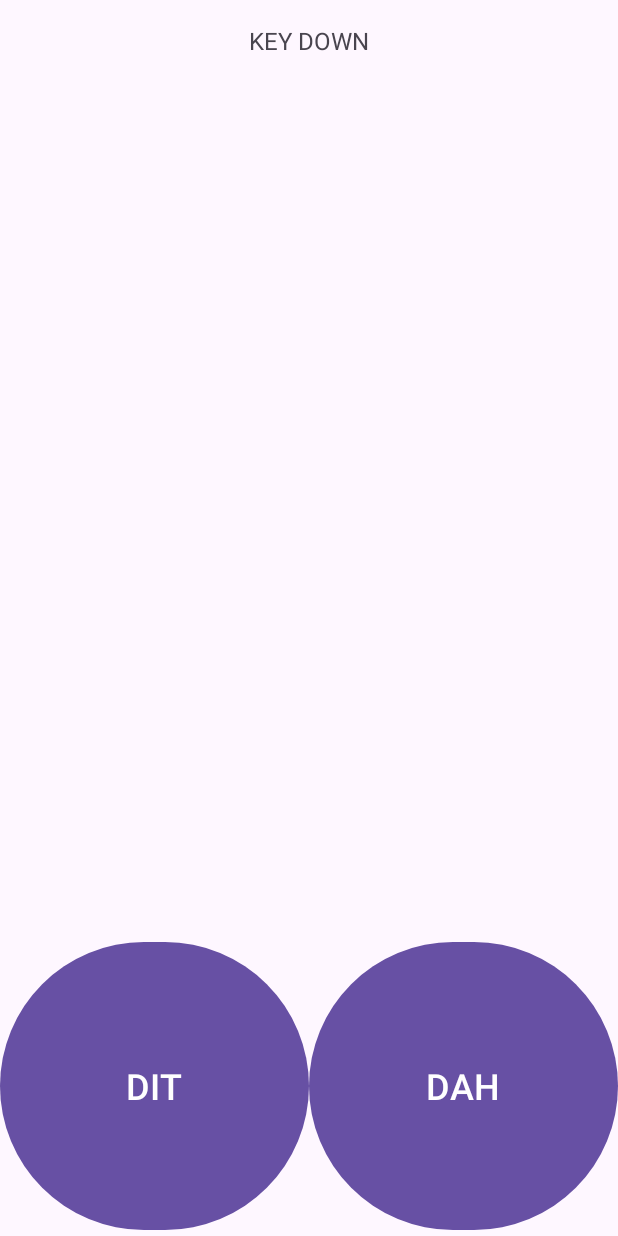
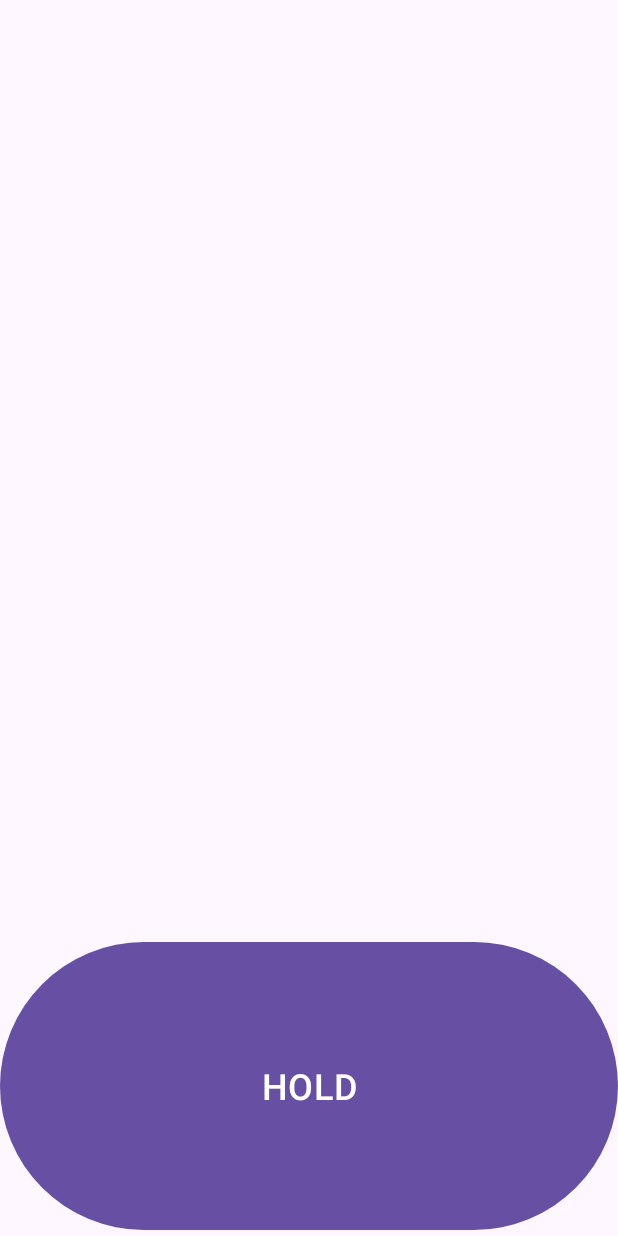
Before and after one commit to bczhc/cw-keyer, an Android app: the screen it shows after launch (MainActivity), on a phone screen of 412 x 824 dp. Run offline under Robolectric (Android 15) with nearby library versions, the light colour scheme and no system bars.

Commit message:
android: a minimal tone-on-press demo
The latency is still >10ms and is not acceptable
for a Morse keyer app.

```diff
--- a/android/app/src/main/java/pers/zhc/android/morseime/MainActivity.kt
+++ b/android/app/src/main/java/pers/zhc/android/morseime/MainActivity.kt
@@ -4,6 +4,7 @@ import android.media.AudioAttributes
 import android.media.AudioFormat
 import android.media.AudioTrack
 import android.os.Bundle
+import android.view.HapticFeedbackConstants
 import android.view.MotionEvent
 import androidx.activity.enableEdgeToEdge
 import androidx.appcompat.app.AppCompatActivity
@@ -13,122 +14,126 @@ import kotlin.math.PI
 import kotlin.math.sin
 import pers.zhc.android.morseime.databinding.ActivityMainBinding
 
+// latency is still >10ms
+
 class MainActivity : AppCompatActivity() {
     private lateinit var binding: ActivityMainBinding
 
-    private var keyerPtr = 0L
-    private var startTime = 0L
+    @Volatile
+    private var keyDown = false
     private var running = false
-    private var tickThread: Thread? = null
+    private var audioThread: Thread? = null
 
     override fun onCreate(savedInstanceState: Bundle?) {
         super.onCreate(savedInstanceState)
         enableEdgeToEdge()
         binding = ActivityMainBinding.inflate(layoutInflater)
         setContentView(binding.root)
+
         ViewCompat.setOnApplyWindowInsetsListener(binding.main) { v, insets ->
             val systemBars = insets.getInsets(WindowInsetsCompat.Type.systemBars())
             v.setPadding(systemBars.left, systemBars.top, systemBars.right, systemBars.bottom)
             insets
         }
 
-        keyerPtr = KeyerJNI.createKeyer(20.0, KeyerMode.ULTIMATIC)
-        startTime = System.nanoTime()
+        // 核心改动：把延迟压到触控层和UI层
+        binding.toneBtn.setOnTouchListener { v, event ->
+            // 强行禁止父布局（如果有的话）拦截这次触控，让事件第一时间送达
+            v.parent?.requestDisallowInterceptTouchEvent(true)
 
-        binding.ditBtn.setOnTouchListener { _, event ->
-            when (event.action) {
-                MotionEvent.ACTION_DOWN -> KeyerJNI.setDit(keyerPtr, true, elapsed())
-                MotionEvent.ACTION_UP, MotionEvent.ACTION_CANCEL ->
-                    KeyerJNI.setDit(keyerPtr, false, elapsed())
-            }
-            true
-        }
-        binding.dahBtn.setOnTouchListener { _, event ->
-            when (event.action) {
-                MotionEvent.ACTION_DOWN -> KeyerJNI.setDah(keyerPtr, true, elapsed())
-                MotionEvent.ACTION_UP, MotionEvent.ACTION_CANCEL ->
-                    KeyerJNI.setDah(keyerPtr, false, elapsed())
+            when (event.actionMasked) {
+                MotionEvent.ACTION_DOWN -> {
+                    if (!keyDown) {
+                        keyDown = true
+                        // 1. 界面文字瞬间切换
+                        binding.toneBtn.text = "放开"
+                        // 2. 瞬间调用底层硬件马达震动（模拟电报按键物理质感）
+                        v.performHapticFeedback(HapticFeedbackConstants.KEYBOARD_PRESS)
+                    }
+                }
+                MotionEvent.ACTION_UP, MotionEvent.ACTION_CANCEL -> {
+                    if (keyDown) {
+                        keyDown = false
+                        // 1. 恢复文字
+                        binding.toneBtn.text = "按下发报"
+                        // 2. 触发松开时的轻微震动
+                        v.performHapticFeedback(HapticFeedbackConstants.KEYBOARD_RELEASE)
+                    }
+                }
             }
             true
         }
 
+        // 启动极致音频线程
         running = true
-        tickThread = Thread { tickLoop() }.apply { start() }
+        audioThread = Thread { audioLoop() }.apply { start() }
     }
 
-    private fun elapsed(): Double = (System.nanoTime() - startTime) / 1_000_000_000.0
+    private fun audioLoop() {
+        val sampleRate = 48000
 
-    private fun tickLoop() {
-        val sampleRate = 48000
-        val bufSize = AudioTrack.getMinBufferSize(
+        // 告诉系统：这是一个要求极致延迟的提示音/音效，要求走 Fast Mixer 硬件通路
+        val audioAttributes = AudioAttributes.Builder()
+            .setUsage(AudioAttributes.USAGE_MEDIA)
+            .setContentType(AudioAttributes.CONTENT_TYPE_SONIFICATION)
+            .setFlags(AudioAttributes.FLAG_LOW_LATENCY)
+            .build()
+
+        val audioFormat = AudioFormat.Builder()
+            .setEncoding(AudioFormat.ENCODING_PCM_FLOAT)
+            .setSampleRate(sampleRate)
+            .setChannelMask(AudioFormat.CHANNEL_OUT_MONO)
+            .build()
+
+        val minBufSize = AudioTrack.getMinBufferSize(
             sampleRate,
             AudioFormat.CHANNEL_OUT_MONO,
-            AudioFormat.ENCODING_PCM_FLOAT,
+            AudioFormat.ENCODING_PCM_FLOAT
         )
-        val audioTrack = AudioTrack.Builder()
-            .setAudioAttributes(
-                AudioAttributes.Builder()
-                    .setUsage(AudioAttributes.USAGE_MEDIA)
-                    .build(),
-            )
-            .setAudioFormat(
-                AudioFormat.Builder()
-                    .setEncoding(AudioFormat.ENCODING_PCM_FLOAT)
-                    .setSampleRate(sampleRate)
-                    .setChannelMask(AudioFormat.CHANNEL_OUT_MONO)
-                    .build(),
-            )
-            .setBufferSizeInBytes(bufSize)
+
+        val track = AudioTrack.Builder()
+            .setAudioAttributes(audioAttributes)
+            .setAudioFormat(audioFormat)
+            .setBufferSizeInBytes(minBufSize)
             .setTransferMode(AudioTrack.MODE_STREAM)
+            // 强行开启低延迟性能模式
+            .setPerformanceMode(AudioTrack.PERFORMANCE_MODE_LOW_LATENCY)
             .build()
-        audioTrack.play()
+
+        track.play()
 
         val freq = 700.0
+        val dt = 1.0 / sampleRate
         var phase = 0.0
-        var keyDown = false
-        val writeBuf = FloatArray(256)
+
+        // 降低单次缓冲区长度至 64（约1.3毫秒数据），大幅提高对 keyDown 状态改变的嗅探速度
+        val writeBuf = FloatArray(64)
+        var currentAmp = 0.0f
+        val rampFactor = 0.15f // 淡入淡出系数，兼顾无爆音和低延迟
 
         while (running) {
-            val now = elapsed()
-            val events = KeyerJNI.tick(keyerPtr, now)
-            for (e in events) {
-                when (e) {
-                    KeyerEvent.KEY_DOWN -> {
-                        keyDown = true
-                        runOnUiThread { binding.statusText.text = "KEY DOWN" }
-                    }
+            val targetAmp = if (keyDown) 0.3f else 0.0f
 
-                    KeyerEvent.KEY_UP -> {
-                        keyDown = false
-                        runOnUiThread { binding.statusText.text = "KEY UP" }
-                    }
-
-                    KeyerEvent.DIT -> runOnUiThread { binding.statusText.text = "dit" }
-                    KeyerEvent.DAH -> runOnUiThread { binding.statusText.text = "dah" }
-                    KeyerEvent.CHAR_SPACE -> runOnUiThread { binding.statusText.text = "char" }
-                    KeyerEvent.WORD_SPACE -> runOnUiThread { binding.statusText.text = "word" }
-                }
+            for (i in writeBuf.indices) {
+                // 平滑过渡算法，防止突变爆音
+                currentAmp += (targetAmp - currentAmp) * rampFactor
+                writeBuf[i] = currentAmp * sin(2.0 * PI * freq * phase).toFloat()
+                phase = (phase + dt) % 1.0
             }
 
-            val targetAmp = if (keyDown) 0.5f else 0.0f
-            val dt = 1.0 / sampleRate
-            for (i in writeBuf.indices) {
-                writeBuf[i] = targetAmp * sin(2.0 * PI * freq * phase).toFloat()
-                phase = (phase + dt) % 1.0
-            }
-            audioTrack.write(writeBuf, 0, writeBuf.size, AudioTrack.WRITE_BLOCKING)
-
-            Thread.sleep(1)
+            // 阻塞式写入硬件缓冲区
+            track.write(writeBuf, 0, writeBuf.size, AudioTrack.WRITE_BLOCKING)
         }
 
-        audioTrack.stop()
-        audioTrack.release()
+        try {
+            track.stop()
+        } catch (_: Exception) {}
+        track.release()
     }
 
     override fun onDestroy() {
         running = false
-        tickThread?.join(200)
-        KeyerJNI.destroyKeyer(keyerPtr)
+        audioThread?.join(200)
         super.onDestroy()
     }
 }
--- a/android/app/src/main/res/layout/activity_main.xml
+++ b/android/app/src/main/res/layout/activity_main.xml
@@ -8,36 +8,12 @@
     tools:context=".MainActivity">
 
     <Button
-        android:id="@+id/dit_btn"
-        android:layout_width="0dp"
+        android:id="@+id/tone_btn"
+        android:layout_width="match_parent"
         android:layout_height="200dp"
-        android:text="DIT"
+        android:text="HOLD"
         android:textSize="24sp"
-        app:layout_constraintBottom_toBottomOf="parent"
-        app:layout_constraintEnd_toStartOf="@+id/dah_btn"
-        app:layout_constraintHorizontal_weight="1"
-        app:layout_constraintStart_toStartOf="parent" />
-
-    <Button
-        android:id="@+id/dah_btn"
-        android:layout_width="0dp"
-        android:layout_height="200dp"
-        android:text="DAH"
-        android:textSize="24sp"
-        app:layout_constraintBottom_toBottomOf="parent"
-        app:layout_constraintEnd_toEndOf="parent"
-        app:layout_constraintHorizontal_weight="1"
-        app:layout_constraintStart_toEndOf="@+id/dit_btn" />
-
-    <TextView
-        android:id="@+id/status_text"
-        android:layout_width="wrap_content"
-        android:layout_height="wrap_content"
-        android:layout_marginTop="16dp"
-        android:text=""
-        android:textSize="16sp"
-        app:layout_constraintEnd_toEndOf="parent"
-        app:layout_constraintStart_toStartOf="parent"
-        app:layout_constraintTop_toTopOf="parent" />
+        android:hapticFeedbackEnabled="true"
+        app:layout_constraintBottom_toBottomOf="parent" />
 
 </androidx.constraintlayout.widget.ConstraintLayout>
```
